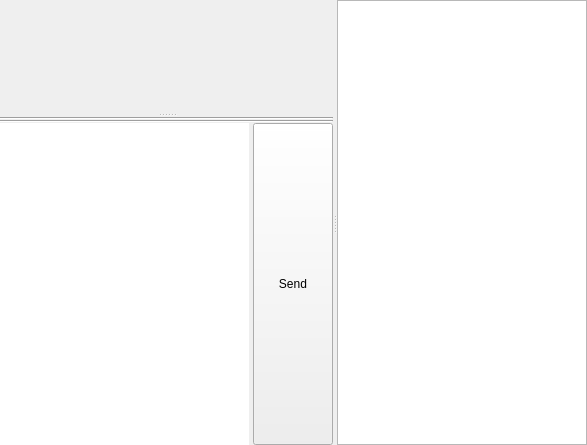
First picture: the form in src/gui/chat/chatroomwindow.ui, repository lanmessenger/lanmessenger, before the edit.
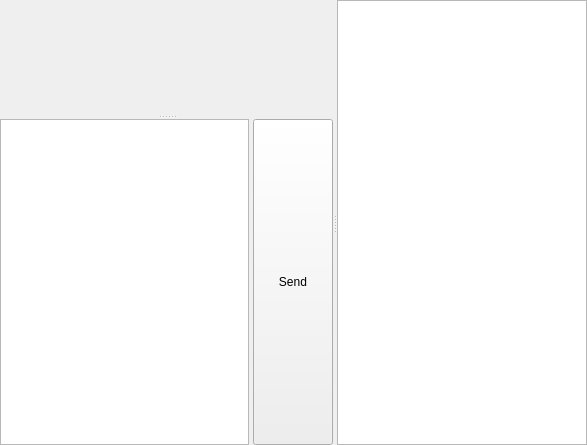
Second picture: the form after the edit. Custom widgets are drawn as their Qt base class.

Commit message: ui: drop leftover dividers, restore native input frame

```diff
--- a/src/gui/chat/chatroomwindow.ui
+++ b/src/gui/chat/chatroomwindow.ui
@@ -88,16 +88,6 @@
         <property name="spacing">
          <number>0</number>
         </property>
-        <item>
-         <widget class="QFrame" name="lblDividerTop">
-          <property name="frameShape">
-           <enum>QFrame::HLine</enum>
-          </property>
-          <property name="frameShadow">
-           <enum>QFrame::Sunken</enum>
-          </property>
-         </widget>
-        </item>
         <item>
          <widget class="QWidget" name="wgtToolBar" native="true">
           <layout class="QVBoxLayout" name="verticalLayout_12">
@@ -117,16 +107,6 @@
           </layout>
          </widget>
         </item>
-        <item>
-         <widget class="QFrame" name="lblDividerBottom">
-          <property name="frameShape">
-           <enum>QFrame::HLine</enum>
-          </property>
-          <property name="frameShadow">
-           <enum>QFrame::Sunken</enum>
-          </property>
-         </widget>
-        </item>
         <item>
          <layout class="QHBoxLayout" name="msgRowLayout">
           <property name="spacing">
@@ -149,9 +129,6 @@
               <height>36</height>
              </size>
             </property>
-            <property name="frameShape">
-             <enum>QFrame::NoFrame</enum>
-            </property>
             <property name="tabChangesFocus">
              <bool>true</bool>
             </property>
```
The commit also changes 4 other files.
